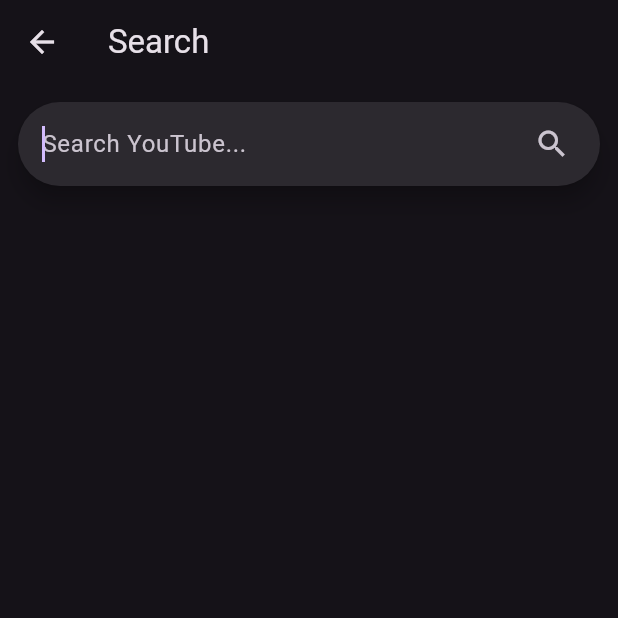
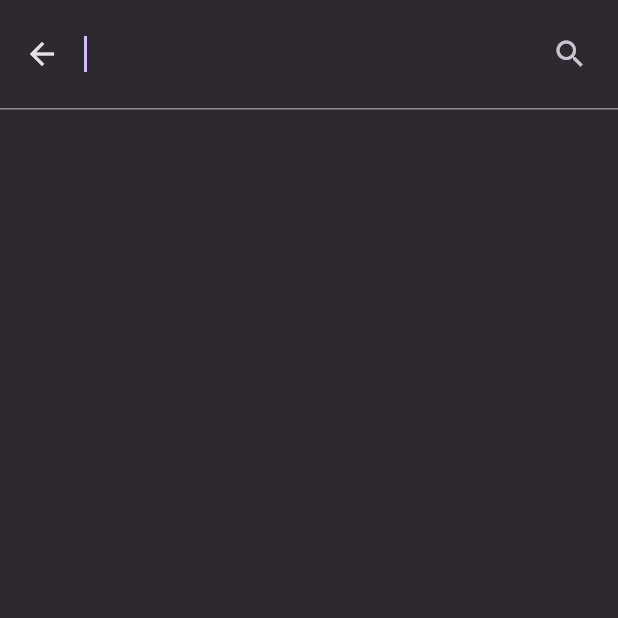
Before and after one commit to captainzonks/grod_remote, a Flutter app: the SearchScreen screen opened directly, after a tap on "Search YouTube...", on a phone screen of 412 x 824 dp, the top half of it. Run offline on Flutter 3.47's test engine with Material 3 defaults, Android fonts, the phone set to English and light mode, and no system bars; our stand-ins replace shared_preferences; accounts and stored records are empty.

Commit message:
feat: search history, cast now button, null-safe search results
- Add previous searches dropdown via SearchAnchor with history
- Persist history in SharedPreferences (max 20, deduped)
- Remove individual history entries or clear all
- Add "Cast now" button alongside "Add to queue" in search results
- Fix clear button to also clear results list
- Handle null fields in SearchResult model

Co-Authored-By: Claude Sonnet 4.6 <noreply@anthropic.com>

```diff
--- a/lib/models/models.dart
+++ b/lib/models/models.dart
@@ -69,11 +69,11 @@ class SearchResult {
   });
 
   factory SearchResult.fromJson(Map<String, dynamic> j) => SearchResult(
-        url: j['url'] as String,
-        title: j['title'] as String,
-        uploader: j['uploader'] as String,
-        duration: j['duration'] as int,
-        thumbnail: j['thumbnail'] as String,
+        url: (j['url'] as String?) ?? '',
+        title: (j['title'] as String?) ?? '(no title)',
+        uploader: (j['uploader'] as String?) ?? '',
+        duration: (j['duration'] as int?) ?? 0,
+        thumbnail: (j['thumbnail'] as String?) ?? '',
       );
 
   String get durationFormatted {
--- a/lib/screens/search_screen.dart
+++ b/lib/screens/search_screen.dart
@@ -1,7 +1,11 @@
 import 'package:flutter/material.dart';
 import 'package:provider/provider.dart';
+import 'package:shared_preferences/shared_preferences.dart';
 import '../models/models.dart';
 import '../services/app_state.dart';
+
+const _historyKey = 'search_history';
+const _historyMax = 20;
 
 class SearchScreen extends StatefulWidget {
   const SearchScreen({super.key});
@@ -11,24 +15,68 @@ class SearchScreen extends StatefulWidget {
 }
 
 class _SearchScreenState extends State<SearchScreen> {
-  final _ctrl = TextEditingController();
+  final _ctrl = SearchController();
   List<SearchResult> _results = [];
+  List<String> _history = [];
   bool _searching = false;
   String? _error;
 
-  Future<void> _search() async {
-    final q = _ctrl.text.trim();
+  @override
+  void initState() {
+    super.initState();
+    _loadHistory();
+  }
+
+  Future<void> _loadHistory() async {
+    final prefs = await SharedPreferences.getInstance();
+    setState(() {
+      _history = prefs.getStringList(_historyKey) ?? [];
+    });
+  }
+
+  Future<void> _saveToHistory(String q) async {
+    final updated = [q, ..._history.where((e) => e != q)].take(_historyMax).toList();
+    final prefs = await SharedPreferences.getInstance();
+    await prefs.setStringList(_historyKey, updated);
+    setState(() => _history = updated);
+  }
+
+  Future<void> _removeFromHistory(String q) async {
+    final updated = _history.where((e) => e != q).toList();
+    final prefs = await SharedPreferences.getInstance();
+    await prefs.setStringList(_historyKey, updated);
+    setState(() => _history = updated);
+    _refreshSuggestions();
+  }
+
+  Future<void> _clearHistory() async {
+    final prefs = await SharedPreferences.getInstance();
+    await prefs.remove(_historyKey);
+    setState(() => _history = []);
+    _refreshSuggestions();
+  }
+
+  void _refreshSuggestions() {
+    final text = _ctrl.text;
+    _ctrl.text = '$text ';
+    _ctrl.text = text;
+  }
+
+  Future<void> _search(String q) async {
+    q = q.trim();
     if (q.isEmpty) return;
     final api = context.read<AppState>().api;
     if (api == null) return;
-    setState(() { _searching = true; _error = null; });
+    _ctrl.closeView(q);
+    await _saveToHistory(q);
+    setState(() { _searching = true; _error = null; _results = []; });
     try {
       final results = await api.search(q);
-      setState(() { _results = results; });
+      setState(() => _results = results);
     } catch (e) {
-      setState(() { _error = e.toString(); });
+      setState(() => _error = e.toString());
     } finally {
-      setState(() { _searching = false; });
+      setState(() => _searching = false);
     }
   }
 
@@ -37,6 +85,15 @@ class _SearchScreenState extends State<SearchScreen> {
     if (mounted) {
       ScaffoldMessenger.of(context).showSnackBar(
         SnackBar(content: Text('Queued: ${r.title}')),
+      );
+    }
+  }
+
+  Future<void> _castNow(SearchResult r) async {
+    await context.read<AppState>().act((api) => api.cast(r.url));
+    if (mounted) {
+      ScaffoldMessenger.of(context).showSnackBar(
+        SnackBar(content: Text('Casting: ${r.title}')),
       );
     }
   }
@@ -55,16 +112,59 @@ class _SearchScreenState extends State<SearchScreen> {
         children: [
           Padding(
             padding: const EdgeInsets.all(12),
-            child: SearchBar(
-              controller: _ctrl,
-              hintText: 'Search YouTube...',
-              trailing: [
+            child: SearchAnchor(
+              searchController: _ctrl,
+              viewOnSubmitted: (q) => _search(q),
+              viewTrailing: [
                 IconButton(
                   icon: const Icon(Icons.search),
-                  onPressed: _search,
+                  onPressed: () => _search(_ctrl.text),
                 ),
               ],
-              onSubmitted: (_) => _search(),
+              builder: (ctx, controller) => SearchBar(
+                controller: controller,
+                hintText: 'Search YouTube...',
+                leading: const Icon(Icons.search),
+                onTap: controller.openView,
+                onChanged: (_) => controller.openView(),
+                trailing: [
+                  if (_ctrl.text.isNotEmpty || _results.isNotEmpty)
+                    IconButton(
+                      icon: const Icon(Icons.clear),
+                      onPressed: () {
+                        _ctrl.clear();
+                        setState(() { _results = []; _error = null; });
+                      },
+                    ),
+                ],
+              ),
+              suggestionsBuilder: (ctx, controller) {
+                final input = controller.text.trim();
+                final filtered = input.isEmpty
+                    ? _history
+                    : _history.where((h) => h.toLowerCase().contains(input.toLowerCase())).toList();
+                return [
+                  if (filtered.isNotEmpty && input.isEmpty)
+                    ListTile(
+                      dense: true,
+                      title: Text('Recent searches',
+                          style: TextStyle(color: Theme.of(ctx).colorScheme.outline, fontSize: 12)),
+                      trailing: TextButton(
+                        onPressed: _clearHistory,
+                        child: const Text('Clear all'),
+                      ),
+                    ),
+                  ...filtered.map((h) => ListTile(
+                    leading: const Icon(Icons.history),
+                    title: Text(h),
+                    trailing: IconButton(
+                      icon: const Icon(Icons.close, size: 18),
+                      onPressed: () => _removeFromHistory(h),
+                    ),
+                    onTap: () => _search(h),
+                  )),
+                ];
+              },
             ),
           ),
           if (_searching) const LinearProgressIndicator(),
@@ -85,9 +185,20 @@ class _SearchScreenState extends State<SearchScreen> {
                       : const Icon(Icons.video_library),
                   title: Text(r.title, maxLines: 2, overflow: TextOverflow.ellipsis),
                   subtitle: Text('${r.uploader} • ${r.durationFormatted}'),
-                  trailing: IconButton(
-                    icon: const Icon(Icons.add_to_queue),
-                    onPressed: () => _addToQueue(r),
+                  trailing: Row(
+                    mainAxisSize: MainAxisSize.min,
+                    children: [
+                      IconButton(
+                        icon: const Icon(Icons.play_circle_outline),
+                        tooltip: 'Cast now',
+                        onPressed: () => _castNow(r),
+                      ),
+                      IconButton(
+                        icon: const Icon(Icons.add_to_queue),
+                        tooltip: 'Add to queue',
+                        onPressed: () => _addToQueue(r),
+                      ),
+                    ],
                   ),
                 );
               },
```
